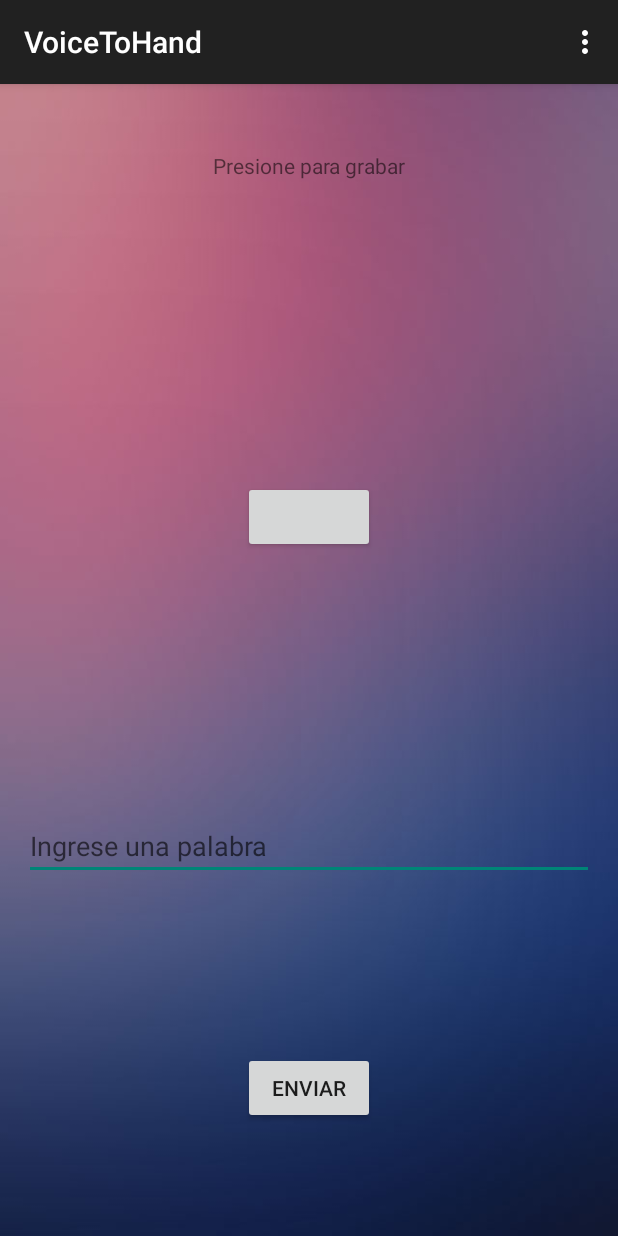
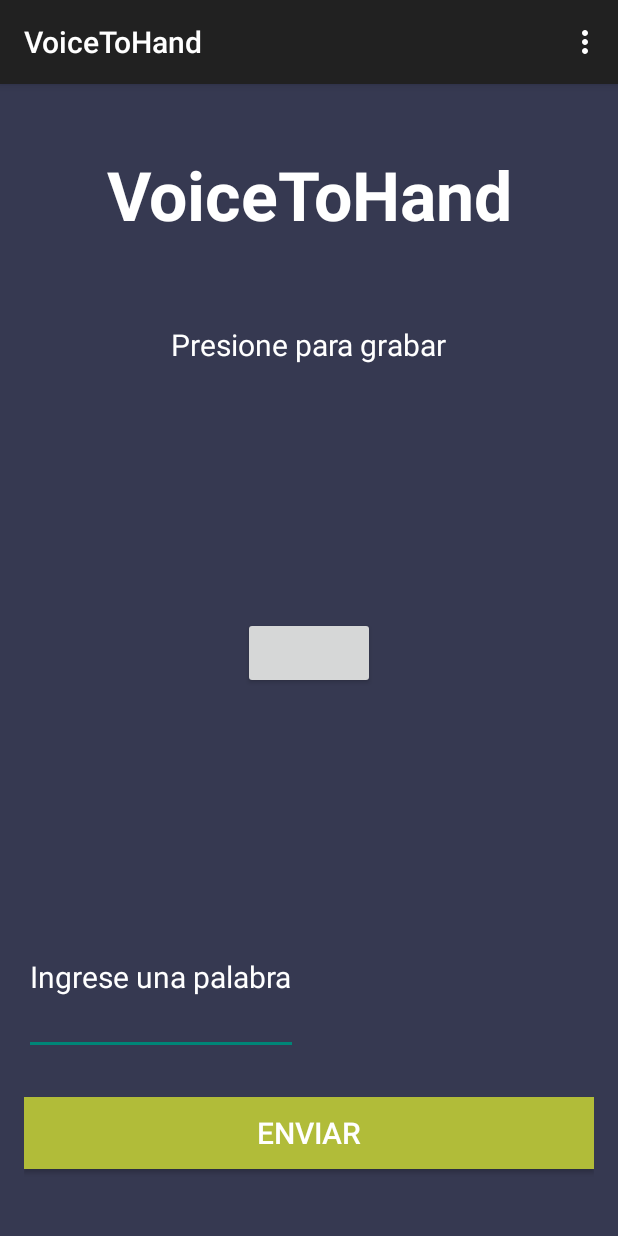
Before and after one commit to andacosta/voice-to-hand, an Android app: the screen it shows after launch (MainActivity), on a phone screen of 412 x 824 dp. Run offline under Robolectric (Android 15) with nearby library versions, the phone set to English and light mode, and no system bars.

Commit message:
New styles
Colors, layout fixes

```diff
--- a/app/src/main/res/layout/activity_main.xml
+++ b/app/src/main/res/layout/activity_main.xml
@@ -8,7 +8,7 @@
     android:paddingTop="@dimen/activity_vertical_margin"
     android:paddingBottom="@dimen/activity_vertical_margin"
     tools:context=".MainActivity"
-    android:background="@drawable/background2">
+    android:background="@color/blue_dark">
 
     <!--
     <ImageView
@@ -17,6 +17,22 @@
         android:scaleType="center"
         android:src="@drawable/background1"/>
     -->
+
+    <LinearLayout
+        android:layout_width="match_parent"
+        android:layout_height="wrap_content"
+        android:layout_weight="0.1">
+
+        <TextView android:text="@string/app_name"
+            android:layout_width="match_parent"
+            android:layout_height="match_parent"
+            android:layout_centerInParent="true"
+            android:textColor="@color/white"
+            android:textSize="45dp"
+            android:textStyle="bold"
+            android:gravity="center"/>
+
+    </LinearLayout>
 
     <RelativeLayout
         android:layout_width="match_parent"
@@ -27,7 +43,9 @@
         <TextView android:text="@string/main_title"
             android:layout_width="wrap_content"
             android:layout_height="wrap_content"
-            android:layout_centerInParent="true"/>
+            android:layout_centerInParent="true"
+            android:textColor="@color/white"
+            android:textSize="20dp"/>
 
     </RelativeLayout>
 
@@ -35,7 +53,7 @@
         android:layout_width="match_parent"
         android:layout_height="wrap_content"
         android:orientation="horizontal"
-        android:layout_weight="0.6">
+        android:layout_weight="0.5">
 
         <Button
             android:layout_width="wrap_content"
@@ -51,9 +69,12 @@
         android:layout_weight="0.1">
 
         <EditText
-            android:layout_width="match_parent"
-            android:layout_height="wrap_content"
-            android:hint="@string/input_hint"/>
+                android:layout_width="wrap_content"
+                android:layout_height="match_parent"
+                android:hint="@string/input_hint"
+                android:textColor="@color/white"
+                android:textSize="20dp"
+                android:textColorHint="@color/white"/>
 
     </LinearLayout>
 
@@ -61,13 +82,16 @@
         android:layout_width="match_parent"
         android:layout_height="wrap_content"
         android:orientation="horizontal"
-        android:layout_weight="0.2">
+        android:layout_weight="0.1">
 
         <Button
-            android:layout_width="wrap_content"
+            android:layout_width="match_parent"
             android:layout_height="wrap_content"
             android:text="@string/button_send"
-            android:layout_centerInParent="true"/>
+            android:layout_centerInParent="true"
+            android:background="@color/green_light"
+            android:textColor="@color/white"
+            android:textSize="20dp"/>
 
     </RelativeLayout>
 
--- /dev/null
+++ b/app/src/main/res/values/colors.xml
@@ -0,0 +1,6 @@
+<?xml version="1.0" encoding="utf-8"?>
+<resources>
+    <color name="white">#FFFFFF</color>
+    <color name="blue_dark">#363951</color>
+    <color name="green_light">#b1bc39</color>
+</resources>
--- a/app/src/main/res/values/strings.xml
+++ b/app/src/main/res/values/strings.xml
@@ -6,6 +6,6 @@
 
     <string name="main_title">Presione para grabar</string>
     <string name="input_hint">Ingrese una palabra</string>
-    <string name="button_send">Enviar</string>
+    <string name="button_send">ENVIAR</string>
 
 </resources>
```
Also changed, not shown: 1 other file.
